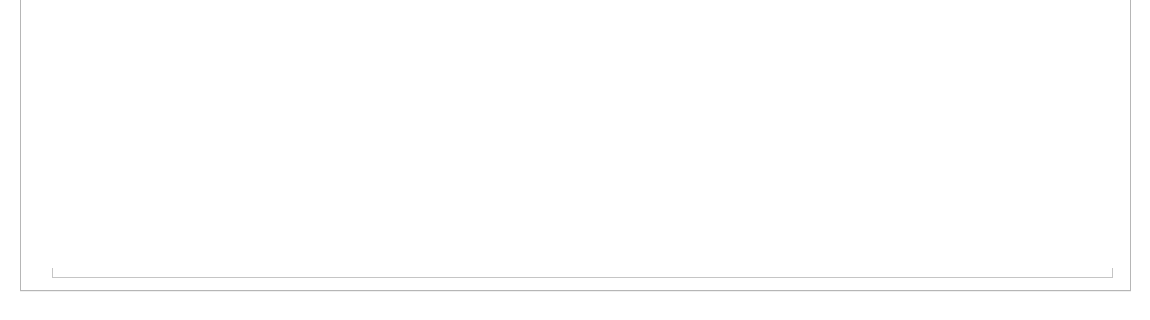
First picture: the form in tpm_test.ui, repository amattana/PySKA, before the edit; both pictures show x 0 to 1150 and y 429 to 749 of the 1150 by 749 pixel window.
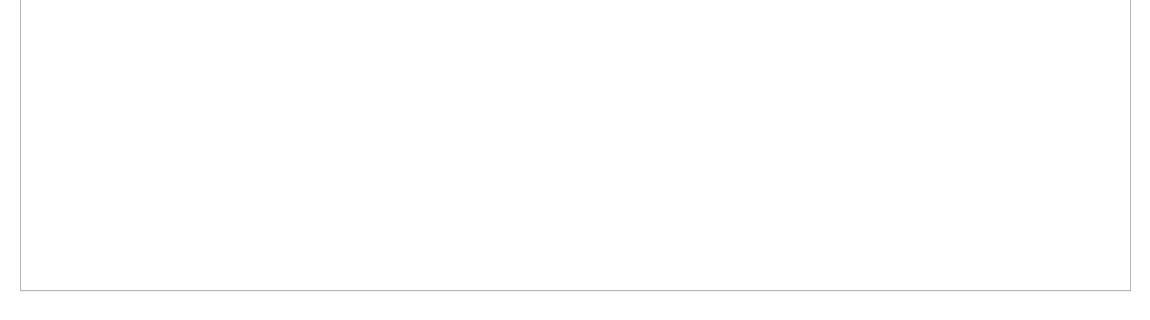
Second picture: the form after the edit. The open tabs and pages were chosen to show the change.

Commit message: RMS Bar Plot

The edit to the form file:
```diff
--- a/tpm_test.ui
+++ b/tpm_test.ui
@@ -2951,6 +2951,34 @@
       </size>
      </property>
     </widget>
+    <widget class="QWidget" name="plotWidgetBar" native="true">
+     <property name="geometry">
+      <rect>
+       <x>0</x>
+       <y>80</y>
+       <width>1111</width>
+       <height>581</height>
+      </rect>
+     </property>
+     <property name="sizePolicy">
+      <sizepolicy hsizetype="Expanding" vsizetype="Expanding">
+       <horstretch>0</horstretch>
+       <verstretch>0</verstretch>
+      </sizepolicy>
+     </property>
+     <property name="minimumSize">
+      <size>
+       <width>0</width>
+       <height>0</height>
+      </size>
+     </property>
+     <property name="maximumSize">
+      <size>
+       <width>16777215</width>
+       <height>16777215</height>
+      </size>
+     </property>
+    </widget>
    </widget>
   </widget>
  </widget>
```
Left out of the diff: 7 changed lines with no effect on the pictures. The commit also changes 2 other files.
